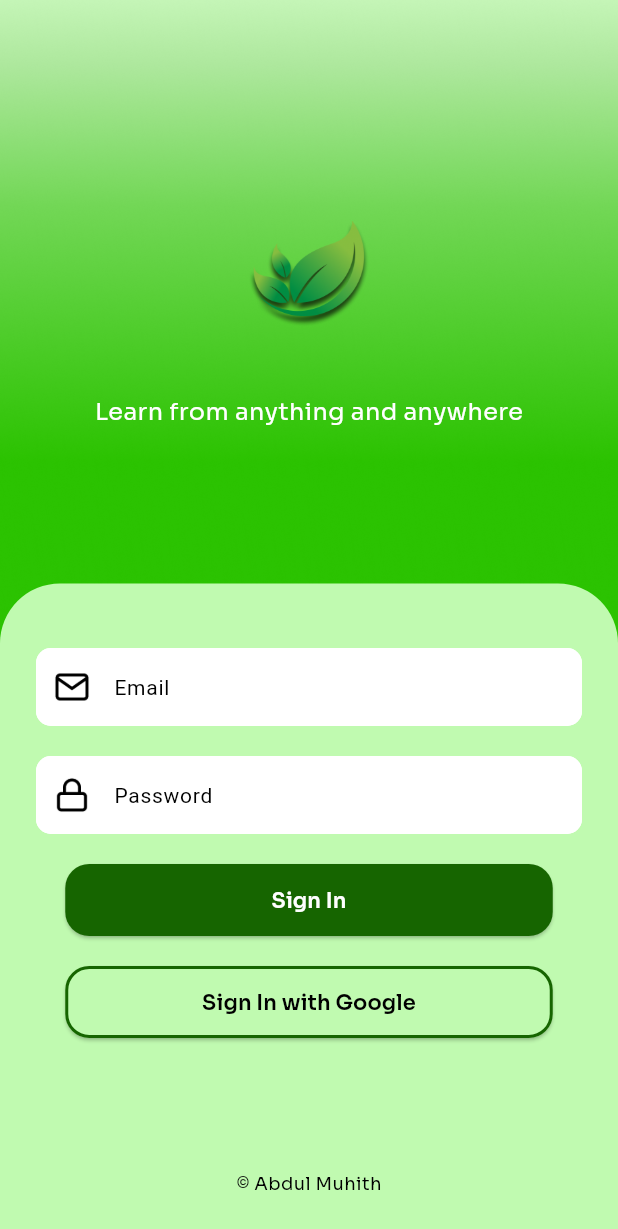
After one commit to yuzuteaaa/agrigrow, a Flutter app: the LoginScreen screen opened directly, on a phone screen of 412 x 824 dp. The commit adds this screen. Shown: the top 1229 px of the screen. Run offline on Flutter 3.47's test engine with Material 3 defaults, Android fonts, the light colour scheme and no system bars; our stand-ins replace google_fonts.

Commit message:
ui: Enhance login UI with CustomTextField and styled buttons

```diff
--- a/lib/views/get_started/get_started_screen.dart
+++ b/lib/views/get_started/get_started_screen.dart
@@ -1,4 +1,5 @@
 import 'package:capstone/constants/colors.dart';
+import 'package:capstone/views/login/login_screen.dart';
 import 'package:flutter/material.dart';
 import 'package:google_fonts/google_fonts.dart';
 
@@ -13,7 +14,7 @@ class GetStartedScreen extends StatelessWidget {
           Container(
             width: double.infinity,
             height: double.infinity,
-            color: Colors.white,
+            color: Colors.black,
           ),
           Positioned(
             right: 0,
@@ -68,7 +69,13 @@ class GetStartedScreen extends StatelessWidget {
                                   backgroundColor: AppColors.green900,
                                   shape: RoundedRectangleBorder(
                                       borderRadius: BorderRadius.circular(16))),
-                              onPressed: () {},
+                              onPressed: () {
+                                Navigator.pushAndRemoveUntil(
+                                    context,
+                                    MaterialPageRoute(
+                                        builder: (context) => LoginScreen()),
+                                    (route) => false);
+                              },
                               child: Text(
                                 "Get Started",
                                 style: GoogleFonts.sora(
--- /dev/null
+++ b/lib/views/login/login_screen.dart
@@ -0,0 +1,161 @@
+import 'package:capstone/constants/colors.dart';
+import 'package:capstone/views/shared/widgets/customTextField.dart';
+import 'package:flutter/material.dart';
+import 'package:google_fonts/google_fonts.dart';
+
+class LoginScreen extends StatefulWidget {
+  const LoginScreen({super.key});
+
+  @override
+  State<LoginScreen> createState() => _LoginScreenState();
+}
+
+class _LoginScreenState extends State<LoginScreen> {
+  final TextEditingController _usernameController = TextEditingController();
+  final TextEditingController _passwordController = TextEditingController();
+
+  @override
+  Widget build(BuildContext context) {
+    return Scaffold(
+      body: Stack(
+        children: [
+          Container(
+            decoration: BoxDecoration(
+                image: DecorationImage(
+                    image: AssetImage(
+                        'assets/images/backgrounds/login/onboarding.png'),
+                    fit: BoxFit.cover)),
+          ),
+          Center(
+            child: Column(
+              children: [
+                SizedBox(
+                  height: 147,
+                ),
+                Container(
+                  width: 81.6,
+                  height: 71,
+                  child:
+                      Image.asset('assets/images/backgrounds/login/logo.png'),
+                ),
+                SizedBox(
+                  height: 45,
+                ),
+                Text(
+                  'Learn from anything and anywhere',
+                  style: GoogleFonts.sora(
+                      fontWeight: FontWeight.normal,
+                      fontSize: 16,
+                      color: Colors.white),
+                ),
+                SizedBox(
+                  height: 103,
+                ),
+                Expanded(
+                  child: Container(
+                    decoration: BoxDecoration(
+                      color: AppColors.green100,
+                      borderRadius: BorderRadius.only(
+                        topLeft: Radius.circular(40.0),
+                        topRight: Radius.circular(40.0),
+                      ),
+                    ),
+                    child: Column(
+                      children: [
+                        Padding(
+                          padding: const EdgeInsets.only(
+                              top: 43, right: 24, left: 24, bottom: 0),
+                          child: CustomTextField(
+                            hintText: 'Email',
+                            controller: _usernameController,
+                            leadingIconPath:
+                                'assets/images/backgrounds/login/mail.png',
+                          ),
+                        ),
+                        Padding(
+                          padding: const EdgeInsets.only(
+                              top: 20, right: 24, left: 24, bottom: 0),
+                          child: CustomTextField(
+                            hintText: 'Password',
+                            controller: _passwordController,
+                            obscureText: true,
+                            leadingIconPath:
+                                'assets/images/backgrounds/login/lock.png',
+                          ),
+                        ),
+                        SizedBox(
+                          height: 20,
+                        ),
+                        SizedBox(
+                          width: 325,
+                          height: 48,
+                          child: ElevatedButton(
+                              style: ElevatedButton.styleFrom(
+                                  backgroundColor: AppColors.green900,
+                                  shape: RoundedRectangleBorder(
+                                      borderRadius: BorderRadius.circular(16))),
+                              onPressed: () {
+                                Navigator.pushAndRemoveUntil(
+                                    context,
+                                    MaterialPageRoute(
+                                        builder: (context) => LoginScreen()),
+                                    (route) => false);
+                              },
+                              child: Text(
+                                "Sign In",
+                                style: GoogleFonts.sora(
+                                    fontSize: 14,
+                                    fontWeight: FontWeight.w600,
+                                    color: Colors.white),
+                              )),
+                        ),
+                        SizedBox(
+                          height: 20,
+                        ),
+                        SizedBox(
+                          width: 325,
+                          height: 48,
+                          child: ElevatedButton(
+                              style: OutlinedButton.styleFrom(
+                                  backgroundColor: AppColors.green100,
+                                  side: BorderSide(
+                                      color: AppColors.green900, width: 2),
+                                  shape: RoundedRectangleBorder(
+                                      borderRadius: BorderRadius.circular(16))),
+                              onPressed: () {
+                                Navigator.pushAndRemoveUntil(
+                                    context,
+                                    MaterialPageRoute(
+                                        builder: (context) => LoginScreen()),
+                                    (route) => false);
+                              },
+                              child: Text(
+                                "Sign In with Google",
+                                style: GoogleFonts.sora(
+                                    fontSize: 14,
+                                    fontWeight: FontWeight.w600,
+                                    color: Colors.black),
+                              )),
+                        ),
+                        SizedBox(
+                          height: 88,
+                        ),
+                        Text(
+                          '© Abdul Muhith',
+                          style: GoogleFonts.sora(
+                              fontSize: 12,
+                              fontWeight: FontWeight.normal,
+                              color: Colors.black),
+                        )
+                      ],
+                    ),
+                  ),
+                )
+              ],
+            ),
+          )
+        ],
+      ),
+    );
+  }
+}
--- /dev/null
+++ b/lib/views/shared/widgets/customTextField.dart
@@ -0,0 +1,66 @@
+import 'package:flutter/material.dart';
+
+class CustomTextField extends StatelessWidget {
+  final String hintText;
+  final TextEditingController controller;
+  final TextInputType keyboardType;
+  final bool obscureText;
+  final String? leadingIconPath; // Path to the asset icon
+
+  CustomTextField({
+    Key? key,
+    required this.hintText,
+    required this.controller,
+    this.keyboardType = TextInputType.text,
+    this.obscureText = false,
+    this.leadingIconPath, // Initialize the leading icon path
+  }) : super(key: key);
+
+  @override
+  Widget build(BuildContext context) {
+    return TextField(
+      controller: controller,
+      keyboardType: keyboardType,
+      obscureText: obscureText,
+      style: TextStyle(color: Colors.black), // Set text color to black
+      decoration: InputDecoration(
+        hintText: hintText,
+        hintStyle: TextStyle(
+          color: Colors.black, // Set hint text color
+          fontSize: 14, // Set hint text size
+          fontWeight: FontWeight.normal,
+        ), // Set hint text color
+        filled: true,
+        fillColor: Colors.white, // Background color of the text field
+        border: OutlineInputBorder(
+          borderRadius:
+              BorderRadius.circular(10.0), // Border radius for rectangle
+          borderSide: BorderSide(color: Colors.grey), // Border color
+        ),
+        focusedBorder: OutlineInputBorder(
+          borderRadius:
+              BorderRadius.circular(10.0), // Border radius for focused state
+          borderSide:
+              BorderSide(color: Colors.blue), // Border color when focused
+        ),
+        enabledBorder: OutlineInputBorder(
+          borderRadius:
+              BorderRadius.circular(10.0), // Border radius for enabled state
+          borderSide:
+              BorderSide(color: Colors.white), // Border color when enabled
+        ),
+        prefixIcon: leadingIconPath != null
+            ? Padding(
+                padding: const EdgeInsets.all(12.0),
+                child: Image.asset(
+                  leadingIconPath!,
+                  height: 20, // Adjust height as needed
+                  width: 20, // Adjust width as needed
+                ),
+              )
+            : null, // If no icon path provided, don't show any icon
+        contentPadding: EdgeInsets.symmetric(horizontal: 16.0, vertical: 14.0),
+      ),
+    );
+  }
+}
--- a/pubspec.yaml
+++ b/pubspec.yaml
@@ -63,6 +63,7 @@ flutter:
   assets:
     - assets/
     - assets/images/backgrounds/get_started/
+    - assets/images/backgrounds/login/
   #   - images/a_dot_burr.jpeg
   #   - images/a_dot_ham.jpeg
 
```
Also changed, not shown: assets/images/backgrounds/login/lock.png (added), assets/images/backgrounds/login/logo.png (added), assets/images/backgrounds/login/mail.png (added), assets/images/backgrounds/login/onboarding.png (added).
